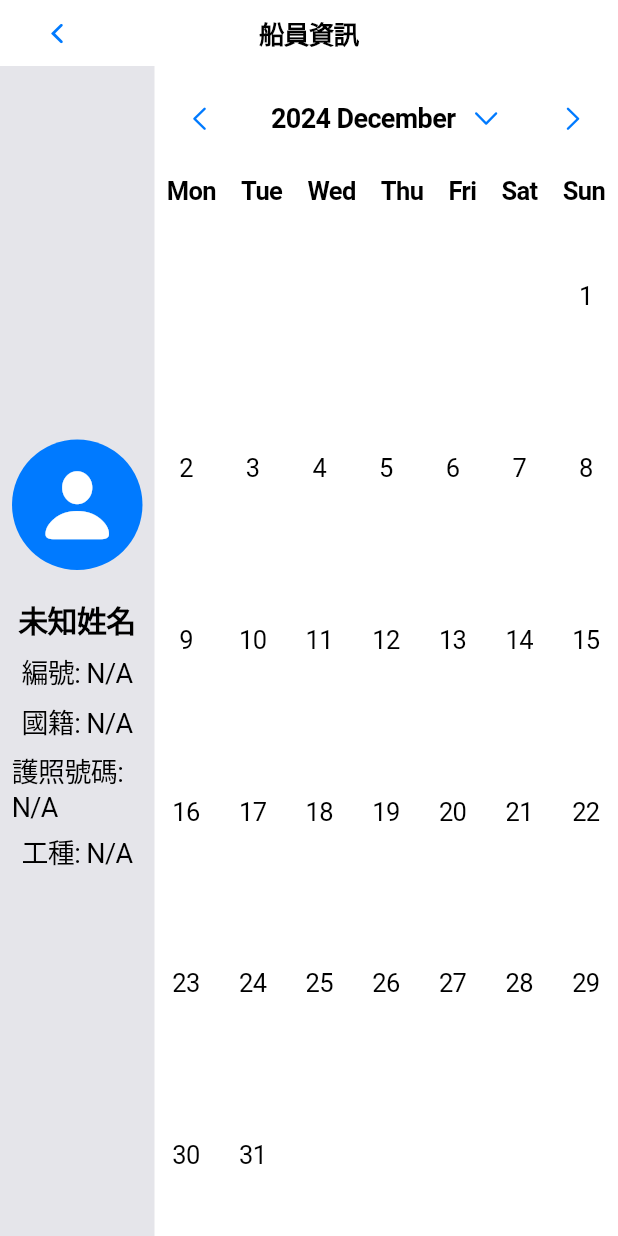
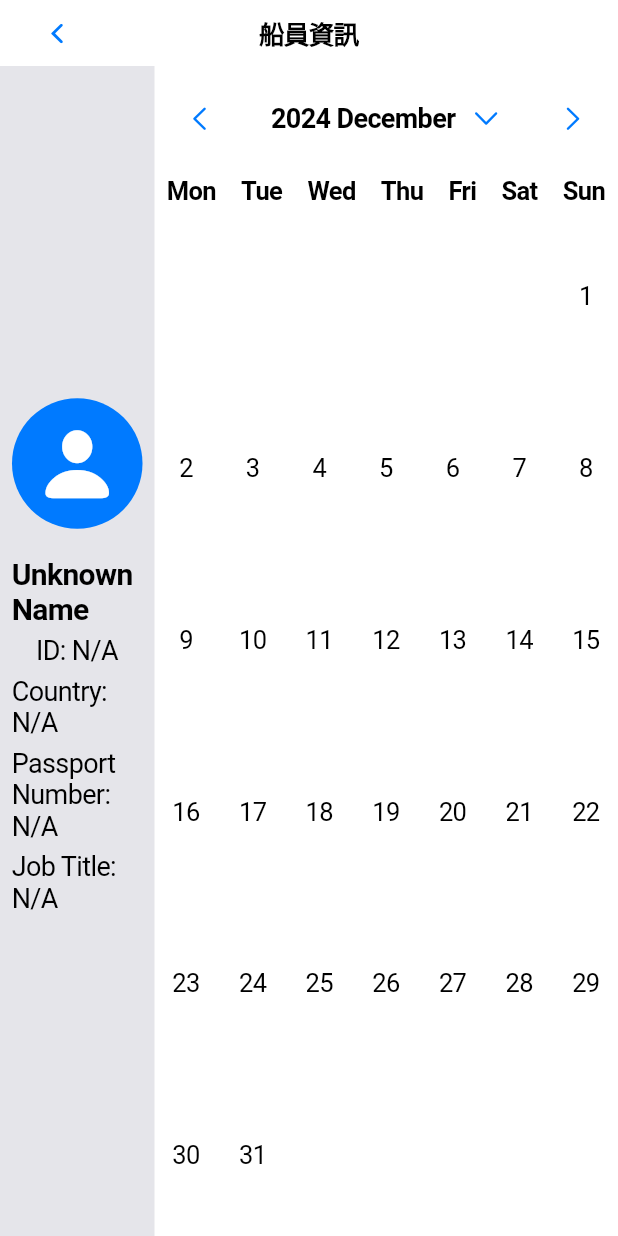
Before and after one commit to Xi0131/FisherFrontEnd, a Flutter app: the CrewPage screen opened directly, on a phone screen of 412 x 824 dp. Run offline on Flutter 3.47's test engine with Material 3 defaults, Android fonts, the phone set to English and light mode, and no system bars; our stand-ins replace image_picker; network calls fail.

Commit message:
Update crew_info.dart

```diff
--- a/fisher_front_end/lib/widgets/crew_view/crew_info.dart
+++ b/fisher_front_end/lib/widgets/crew_view/crew_info.dart
@@ -40,17 +40,15 @@ class _CrewInfoState extends State<CrewInfo> {
   }
 
   Future<Map<String, dynamic>> _getWorkerInfo(int workerId) async {
-    // 將 :worker_id 替換成實際的 workerId
     final url = Uri.parse('http://35.229.208.250:3000/api/workerEdit/$workerId');
 
-    print('Request URL: $url'); // 輸出請求的 URL 進行確認
+    print('Request URL: $url');
     final response = await http.get(url);
 
     print('Response status: ${response.statusCode}');
     print('Response body: ${response.body}');
 
     if (response.statusCode == 200) {
-      // 確保 API 返回的是單一物件
       return jsonDecode(response.body) as Map<String, dynamic>;
     } else {
       throw Exception('Failed to load worker info');
@@ -85,27 +83,27 @@ class _CrewInfoState extends State<CrewInfo> {
             ),
             const SizedBox(height: 12),
             Text(
-              _workerInfo?['name'] ?? '未知姓名',
+              _workerInfo?['name'] ?? 'Unknown Name',
               style: const TextStyle(fontSize: 20, fontWeight: FontWeight.bold),
             ),
             const SizedBox(height: 6),
             Text(
-              '編號: ${_workerInfo?['worker_id'] ?? 'N/A'}',
+              'ID: ${_workerInfo?['worker_id'] ?? 'N/A'}',
               style: const TextStyle(fontSize: 18),
             ),
             const SizedBox(height: 6),
             Text(
-              '國籍: ${_workerInfo?['country'] ?? 'N/A'}',
+              'Country: ${_workerInfo?['country'] ?? 'N/A'}',
               style: const TextStyle(fontSize: 18),
             ),
             const SizedBox(height: 6),
             Text(
-              '護照號碼: ${_workerInfo?['passport_number'] ?? 'N/A'}',
+              'Passport Number: ${_workerInfo?['passport_number'] ?? 'N/A'}',
               style: const TextStyle(fontSize: 18),
             ),
             const SizedBox(height: 6),
             Text(
-              '工種: ${_workerInfo?['job_title'] ?? 'N/A'}',
+              'Job Title: ${_workerInfo?['job_title'] ?? 'N/A'}',
               style: const TextStyle(fontSize: 18),
             ),
           ],
```
